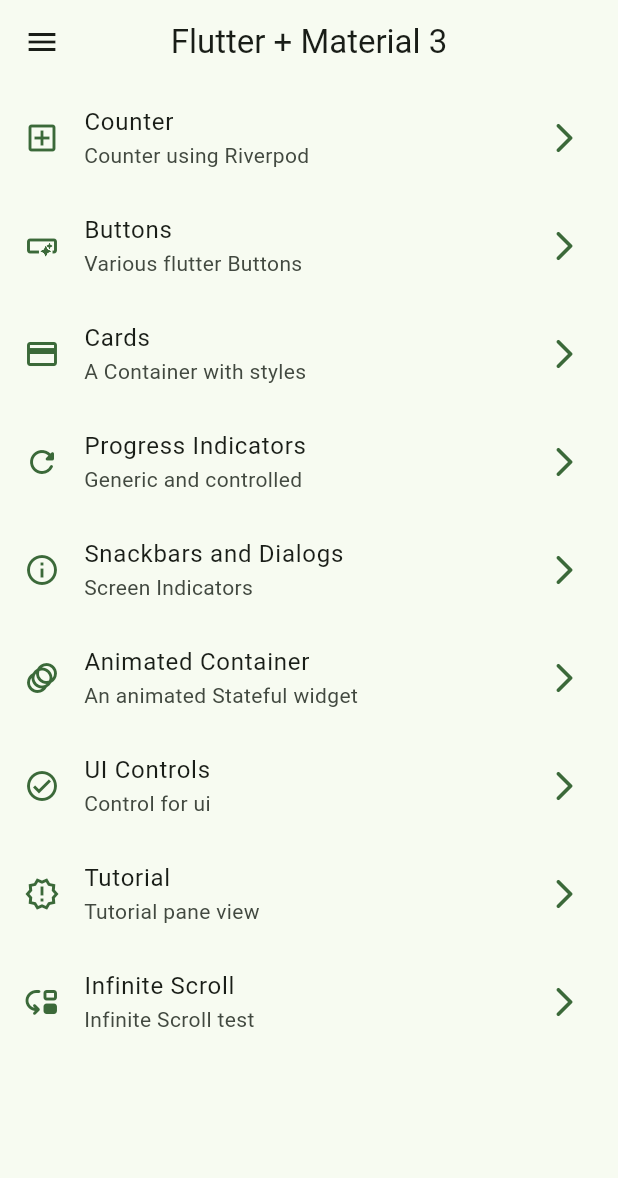
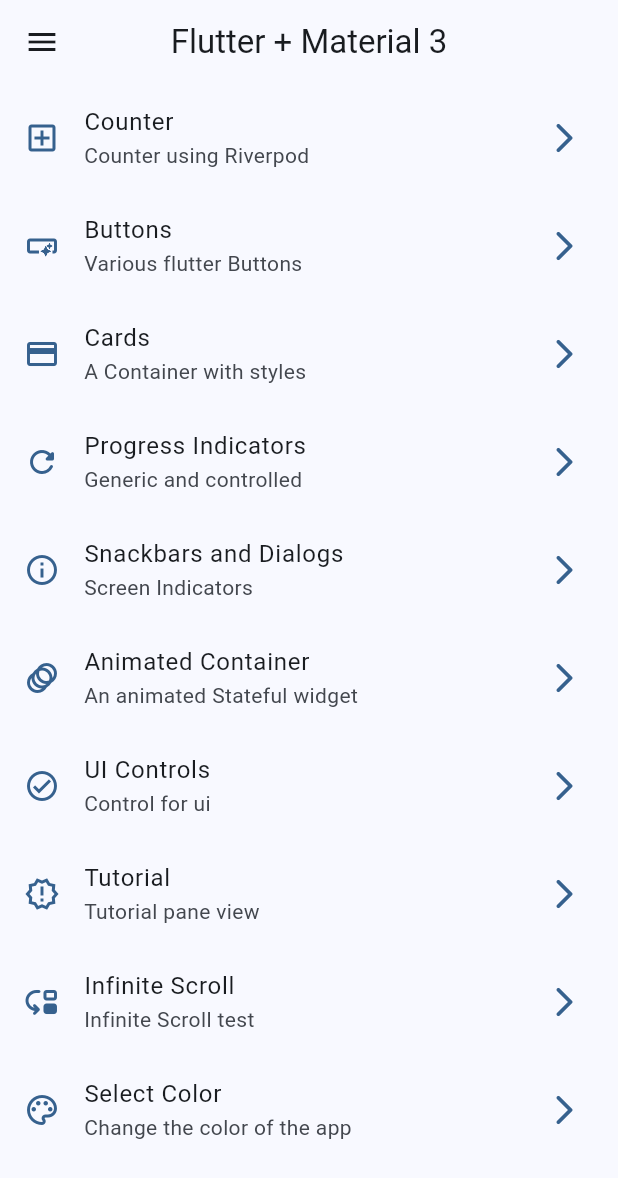
Before and after one commit to SebasRDev/widget_app, a Flutter app: the screen it shows after launch, on a phone screen of 412 x 824 dp. Shown: the top 1178 px of the screen. Run offline on Flutter 3.47's test engine with Material 2 defaults, Android fonts, the phone set to English and light mode, and no system bars; our stand-ins replace animate_do, flutter_riverpod, go_router.

Commit message:
changes theme - update app color with riverpod - update thememode with riverpod

```diff
--- a/lib/config/menu/menu_items.dart
+++ b/lib/config/menu/menu_items.dart
@@ -70,4 +70,10 @@ const appMenuItems = <MenuItem>[
     url: '/infinte-scroll',
     icon: Icons.move_down_rounded
   ),
+  MenuItem(
+    title: 'Select Color',
+    subtitle: 'Change the color of the app',
+    url: '/change-color',
+    icon: Icons.color_lens_outlined
+  ),
 ];
--- a/lib/config/router/app_router.dart
+++ b/lib/config/router/app_router.dart
@@ -55,5 +55,10 @@ final appRouter = GoRouter(
       name: InfiniteScrollScreen.name,
       builder: (context, state) => const InfiniteScrollScreen(),
     ),
+    GoRoute(
+      path: '/change-color',
+      name: ChangeColorScreen.name,
+      builder: (context, state) => const ChangeColorScreen(),
+    ),
   ],
 );
--- a/lib/config/theme/app_theme.dart
+++ b/lib/config/theme/app_theme.dart
@@ -12,28 +12,20 @@ const List<Color> colorList = [
 class AppTheme {
 
   final int selectedColor;
+  final bool isDarkMode;
 
   AppTheme({
     this.selectedColor = 0,
+    this.isDarkMode = false,
   }):assert(selectedColor >= 0, 'Selected color must be greater than 0'),
      assert(selectedColor < colorList.length, 'Selected color must be less or equal than ${colorList.length - 1}');
 
   ThemeData getTheme() => ThemeData(
     useMaterial3: true,
+    brightness: isDarkMode ? Brightness.dark : Brightness.light,
     colorSchemeSeed: colorList[selectedColor],
-    brightness: Brightness.light,
     appBarTheme: const AppBarTheme(
       centerTitle: true
     )
   );
-
-  ThemeData getDarkTheme() => ThemeData(
-    useMaterial3: true,
-    colorSchemeSeed: colorList[selectedColor],
-    brightness: Brightness.dark,
-    appBarTheme: const AppBarTheme(
-      centerTitle: true
-    )
-  );
-
 }
--- a/lib/main.dart
+++ b/lib/main.dart
@@ -19,14 +19,13 @@ class MainApp extends ConsumerWidget {
   Widget build(BuildContext context, WidgetRef ref) {
 
     final isDarkMode = ref.watch(isDarkmodeProvider);
+    final selectedTheme = ref.watch(indexColorProvider);
 
     return MaterialApp.router(
       title: 'Flutter Widgets',
       routerConfig: appRouter,
       debugShowCheckedModeBanner: false,
-      theme: AppTheme(selectedColor: 2).getTheme(),
-      darkTheme: AppTheme(selectedColor: 2).getDarkTheme(),
-      themeMode: ref.read(isDarkmodeProvider.notifier).state ? ThemeMode.dark : ThemeMode.light,
+      theme: AppTheme(selectedColor: selectedTheme, isDarkMode: isDarkMode ).getTheme(),
     );
   }
 }
--- a/lib/presentation/providers/theme_provider.dart
+++ b/lib/presentation/providers/theme_provider.dart
@@ -1,4 +1,12 @@
 
 import 'package:flutter_riverpod/flutter_riverpod.dart';
+import 'package:widgets_app/config/theme/app_theme.dart';
 
+//Listado inmutable de colores
+final colorListProvider = Provider((ref) => colorList);
+
+//boolean state
 final isDarkmodeProvider = StateProvider<bool>((ref) => false);
+
+//int state
+final indexColorProvider = StateProvider<int>((ref) => 0);
--- a/lib/presentation/screens/screens.dart
+++ b/lib/presentation/screens/screens.dart
@@ -1,9 +1,11 @@
 
-export 'package:widgets_app/presentation/screens/counter/counter_screen.dart';
+
 export 'package:widgets_app/presentation/screens/animated/animated_screen.dart';
 export 'package:widgets_app/presentation/screens/app_tutorial/app_tutorial_screen.dart';
 export 'package:widgets_app/presentation/screens/buttons/buttons_screen.dart';
 export 'package:widgets_app/presentation/screens/cards/cards_screen.dart';
+export 'package:widgets_app/presentation/screens/change_color/change_color_screen.dart';
+export 'package:widgets_app/presentation/screens/counter/counter_screen.dart';
 export 'package:widgets_app/presentation/screens/home/home_screen.dart';
 export 'package:widgets_app/presentation/screens/infinite_scroll/infinite_scroll_screen.dart';
 export 'package:widgets_app/presentation/screens/progress/progress_screen.dart';
```
Also changed, not shown: lib/presentation/screens/change_color/change_color_screen.dart (added, +63 -0 lines).
